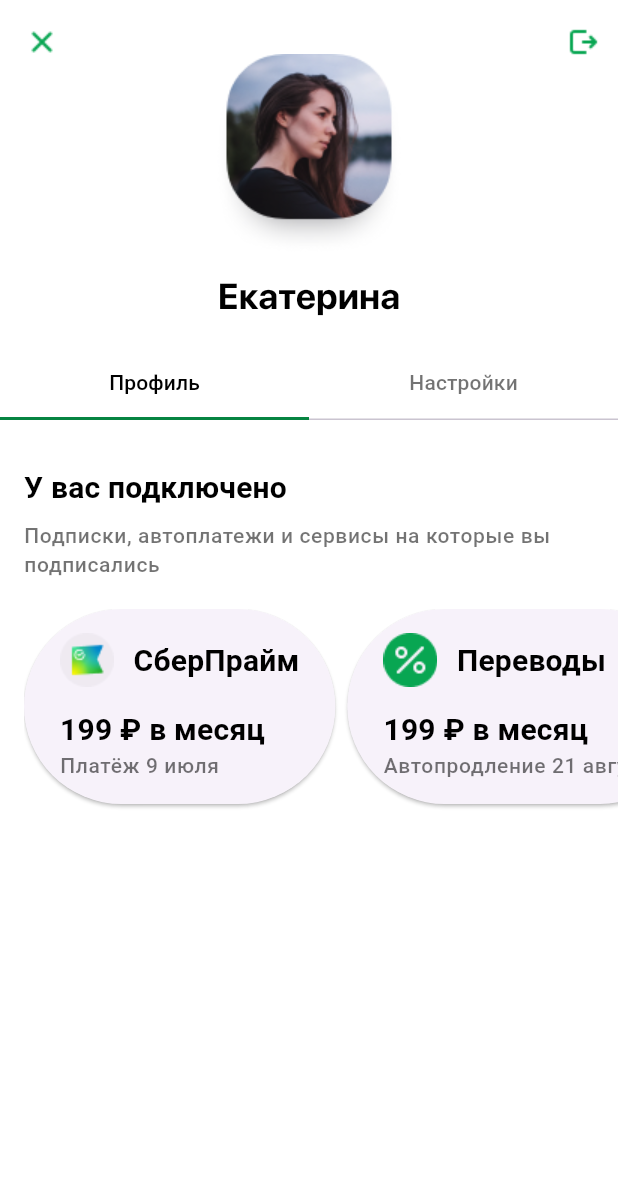
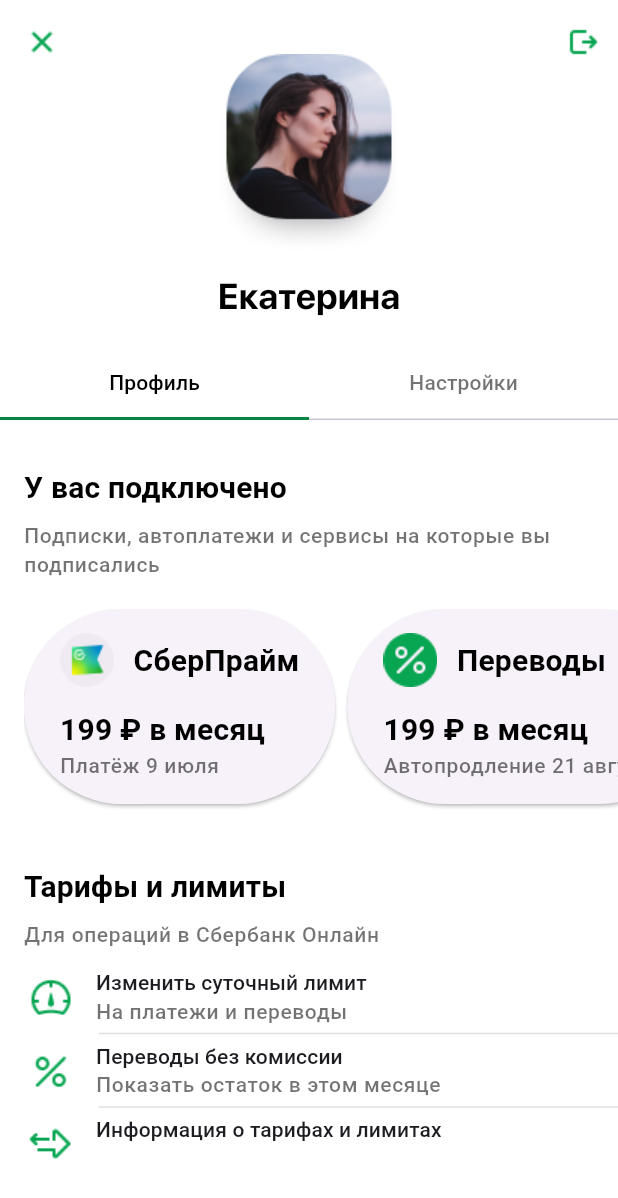
Before and after one commit to juliazubova/effective_sber, a Flutter app: the screen it shows after launch, on a phone screen of 412 x 824 dp. Shown: the top 1198 px of the screen. Run offline on Flutter 3.47's test engine with Material 3 defaults, Android fonts, the phone set to English and light mode, and no system bars; Roboto replaces fonts that are missing (SF Pro Text).

Commit message:
add tariffs

```diff
--- a/lib/data/sample_data.dart
+++ b/lib/data/sample_data.dart
@@ -1,4 +1,5 @@
 import 'package:sber/model/service.dart';
+import 'package:sber/model/tariff.dart';
 
 final List<Service> sampleServices = [
   Service(
@@ -12,3 +13,9 @@
       info: 'Автопродление 21 августа',
       price: '199 ₽ в месяц'),
 ];
+
+final List<Tariff> sampleTariffs = [
+  Tariff(name: "Изменить суточный лимит", description: "На платежи и переводы", icon: "assets/speedometer.png"),
+  Tariff(name: "Переводы без комиссии", description: "Показать остаток в этом месяце", icon: "assets/percent.png"),
+  Tariff(name: "Информация о тарифах и лимитах", description: "", icon: "assets/arrows_forward_back.png"),
+];
--- /dev/null
+++ b/lib/model/tariff.dart
@@ -0,0 +1,6 @@
+class Tariff {
+  final String name;
+  final String description;
+  final String icon;
+  Tariff({required this.name, required this.description, required this.icon});
+}
--- a/lib/screens/main_screen.dart
+++ b/lib/screens/main_screen.dart
@@ -2,6 +2,7 @@
 import 'package:sber/theme/colors.dart';
 import 'package:sber/widgets/appbar.dart';
 import 'package:sber/widgets/service_carousel.dart';
+import 'package:sber/widgets/tariffs.dart';
 import 'package:sber/data/sample_data.dart';
 
 class MainScreen extends StatefulWidget {
@@ -43,6 +44,8 @@
                 children: [
                   const SizedBox(height: 30),
                   ServiceCarousel(services: sampleServices,),
+                  const SizedBox(height: 20),
+                  Tariffs(tariffs: sampleTariffs)
                 ],
               ) // ...
             ],
--- a/lib/theme/strings.dart
+++ b/lib/theme/strings.dart
@@ -1,4 +1,9 @@
 abstract class Strings {
   static const String titleYoursServices = "У вас подключено";
   static const String descriptionYoursServices = "Подписки, автоплатежи и сервисы на которые вы подписались";
+
+  static const String tariffTitle = "Тарифы и лимиты";
+  static const String tariffDescription = "Для операций в Сбербанк Онлайн";
+
+  // static const String = "";
 }
--- a/lib/theme/theme.dart
+++ b/lib/theme/theme.dart
@@ -1,6 +1,6 @@
 import 'package:flutter/material.dart';
 import 'package:sber/theme/fonts.dart';
-// import 'package:sber/theme/colors.dart';
+import 'package:sber/theme/colors.dart';
 
 class AppTheme {
   static ThemeData themeData = ThemeData(
@@ -9,5 +9,9 @@
       titleMedium: AppFonts.titleMedium,
       bodySmall: AppFonts.bodySmall
     ),
+    appBarTheme: const AppBarTheme(
+      elevation: 4,
+      surfaceTintColor: AppColors.primary,
+    ),
   );
 }
--- a/lib/widgets/service_carousel.dart
+++ b/lib/widgets/service_carousel.dart
@@ -1,5 +1,5 @@
 import 'package:flutter/material.dart';
-import 'service_header.dart';
+import 'subheader.dart';
 import 'service_card.dart';
 import 'package:sber/theme/strings.dart';
 import 'package:sber/model/service.dart';
@@ -15,7 +15,7 @@
       crossAxisAlignment: CrossAxisAlignment.start,
       children: [
         const Padding(padding: EdgeInsets.symmetric(horizontal: 16),
-        child: ServiceHeader(
+        child: SubHeader(
           title: Strings.titleYoursServices,
           description: Strings.descriptionYoursServices)
         ),
@@ -35,7 +35,7 @@
               )
             )
           ),
-        SizedBox(height: 10)
+        const SizedBox(height: 10)
       ],
     );
   }
--- a/lib/widgets/service_header.dart
+++ b/lib/widgets/subheader.dart
@@ -1,10 +1,10 @@
 import 'package:flutter/material.dart';
 
-class ServiceHeader extends StatelessWidget {
+class SubHeader extends StatelessWidget {
   final String title;
   final String description;
 
-  const ServiceHeader({super.key, required this.title, required this.description});
+  const SubHeader({super.key, required this.title, required this.description});
 
   @override
   Widget build(BuildContext context) {
--- /dev/null
+++ b/lib/widgets/tariff_card.dart
@@ -0,0 +1,46 @@
+import 'package:flutter/material.dart';
+import 'package:sber/model/tariff.dart';
+
+class TariffCard extends StatelessWidget {
+  final Tariff tariff;
+  const TariffCard({super.key, required this.tariff});
+
+  @override
+  Widget build(BuildContext context) {
+    return Padding(
+      padding: const EdgeInsets.only(right: 16),
+      child: Column(
+        children: [
+          Row(
+            children: [
+              Image.asset(
+                tariff.icon,
+                width: 36,
+                height: 36,
+              ),
+              const SizedBox(width: 12),
+              Expanded(child:
+                Column(
+                  crossAxisAlignment: CrossAxisAlignment.start,
+                  children: [
+                    Text(tariff.name,
+                          overflow: TextOverflow.ellipsis,
+                          style: Theme.of(context).textTheme.titleSmall
+                      ),
+                      Text(
+                          tariff.description,
+                          overflow: TextOverflow.ellipsis,
+                          style: Theme.of(context).textTheme.bodySmall
+                      )
+                  ],
+                )
+              ),
+              const Padding(padding: EdgeInsets.only(left: 16)),
+              // Image.asset(Images.arrow)
+            ],
+          )
+        ]
+      )
+    );
+  }
+}
--- /dev/null
+++ b/lib/widgets/tariffs.dart
@@ -0,0 +1,45 @@
+import 'package:flutter/material.dart';
+import 'package:sber/theme/colors.dart';
+import 'package:sber/theme/strings.dart';
+import 'subheader.dart';
+import 'tariff_card.dart';
+import 'package:sber/model/tariff.dart';
+
+class Tariffs extends StatelessWidget {
+  final List<Tariff> tariffs;
+  const Tariffs({super.key, required this.tariffs});
+
+  @override
+  Widget build(BuildContext context) {
+    return Padding(
+      padding: const EdgeInsets.only(left: 16),
+      child: Column(
+        crossAxisAlignment: CrossAxisAlignment.start,
+        children: [
+          const SubHeader(
+            title: Strings.tariffTitle, description: Strings.tariffDescription
+          ),
+          const SizedBox(height: 12),
+          InkWell(
+            onTap: () {},
+            borderRadius: BorderRadius.circular(12),
+            child: TariffCard(tariff: tariffs[0]),
+          ),
+          for (var (index, item) in tariffs.indexed)
+            if (index != 0) ...[
+              Divider(
+                height: 10,
+                indent: 50,
+                color: AppColors.divider,
+              ),
+              InkWell(
+                onTap: () {},
+                borderRadius: BorderRadius.circular(12),
+                child: TariffCard(tariff: item),
+              ),
+            ]
+        ],
+      )
+    );
+  }
+}
```
